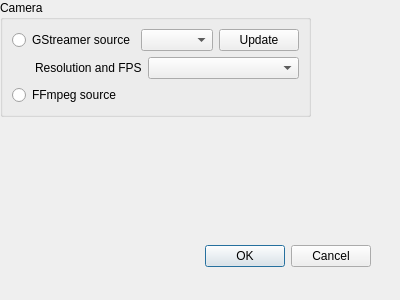
First picture: the form in preferences.ui, repository aliakseis/webrtc-ui, before the edit.
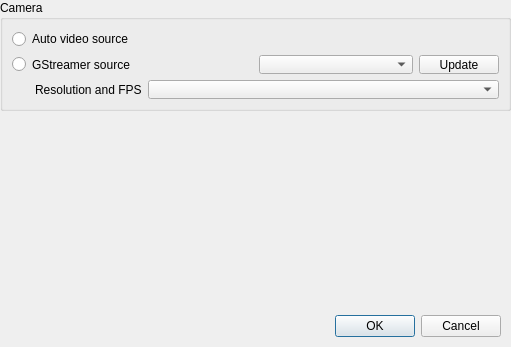
Second picture: the form after the edit.

What changed in the file:
```diff
--- a/preferences.ui
+++ b/preferences.ui
@@ -8,10 +8,16 @@
    <rect>
     <x>0</x>
     <y>0</y>
-    <width>400</width>
-    <height>300</height>
+    <width>511</width>
+    <height>347</height>
    </rect>
   </property>
+  <property name="sizePolicy">
+   <sizepolicy hsizetype="Fixed" vsizetype="Fixed">
+    <horstretch>0</horstretch>
+    <verstretch>0</verstretch>
+   </sizepolicy>
+  </property>
   <property name="windowTitle">
    <string>Settings</string>
   </property>
@@ -26,14 +32,22 @@
 
 
    <widget class="QWidget" name="layoutWidget">
-    <layout class="QHBoxLayout" name="horizontalLayout_4" stretch="0,0">
+   <property name="geometry">
+    <rect>
+     <x>0</x>
+     <y>0</y>
+     <width>511</width>
+     <height>111</height>
+    </rect>
+   </property>
+   <layout class="QHBoxLayout" name="horizontalLayout_4" stretch="0">
      <property name="spacing">
       <number>0</number>
      </property>
      <item>
       <widget class="QGroupBox" name="groupBox_camera">
        <property name="sizePolicy">
-        <sizepolicy hsizetype="Maximum" vsizetype="MinimumExpanding">
+       <sizepolicy hsizetype="MinimumExpanding" vsizetype="MinimumExpanding">
          <horstretch>0</horstretch>
          <verstretch>0</verstretch>
         </sizepolicy>
@@ -142,32 +156,23 @@
           </item>
          </layout>
         </item>
-
-        <item row="3" column="0">
-           <widget class="QRadioButton" name="ffmpegSource">
+       <item row="0" column="0">
+        <widget class="QRadioButton" name="autoVideoSrc">
             <property name="text">
-             <string>FFmpeg source</string>
+          <string>Auto video source</string>
             </property>
            </widget>
           </item>
-
-
-
-
-</layout>
-
-</widget>
-
-</item>
-
-</layout>
-</widget>
-
+      </layout>
+     </widget>
+    </item>
+   </layout>
+  </widget>
   <widget class="QDialogButtonBox" name="buttonBox">
    <property name="geometry">
     <rect>
-     <x>30</x>
-     <y>240</y>
+     <x>160</x>
+     <y>310</y>
      <width>341</width>
      <height>32</height>
     </rect>
```
Left out of the diff: 26 changed lines with no effect on the pictures. Lines whose indentation alone changed are shown as unchanged.
